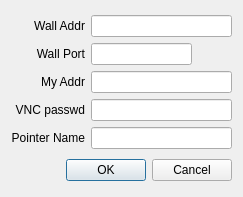
Above: src/uiclient/connectiondialog.ui from sungwonnam/SAGENext before the change. Below: the same form after it.
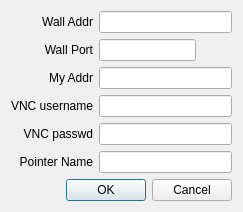
That is the form after the change.

```diff
--- a/src/uiclient/connectiondialog.ui
+++ b/src/uiclient/connectiondialog.ui
@@ -58,7 +58,7 @@
        </property>
       </spacer>
      </item>
-     <item row="4" column="0">
+     <item row="5" column="0">
       <widget class="QLabel" name="pointerNameLabel">
        <property name="text">
         <string>Pointer Name</string>
@@ -68,7 +68,7 @@
        </property>
       </widget>
      </item>
-     <item row="4" column="1" colspan="2">
+     <item row="5" column="1" colspan="2">
       <widget class="QLineEdit" name="pointerNameLineEdit"/>
      </item>
      <item row="2" column="0">
@@ -84,7 +84,7 @@
      <item row="2" column="1" colspan="2">
       <widget class="QLineEdit" name="myaddrLineEdit"/>
      </item>
-     <item row="3" column="0">
+     <item row="4" column="0">
       <widget class="QLabel" name="label_4">
        <property name="text">
         <string>VNC passwd</string>
@@ -94,9 +94,22 @@
        </property>
       </widget>
      </item>
-     <item row="3" column="1" colspan="2">
+     <item row="4" column="1" colspan="2">
       <widget class="QLineEdit" name="vncpasswd"/>
      </item>
+     <item row="3" column="1" colspan="2">
+      <widget class="QLineEdit" name="vncUsername"/>
+     </item>
+     <item row="3" column="0">
+      <widget class="QLabel" name="label_5">
+       <property name="text">
+        <string>VNC username</string>
+       </property>
+       <property name="alignment">
+        <set>Qt::AlignRight|Qt::AlignTrailing|Qt::AlignVCenter</set>
+       </property>
+      </widget>
+     </item>
     </layout>
    </item>
    <item>
```
